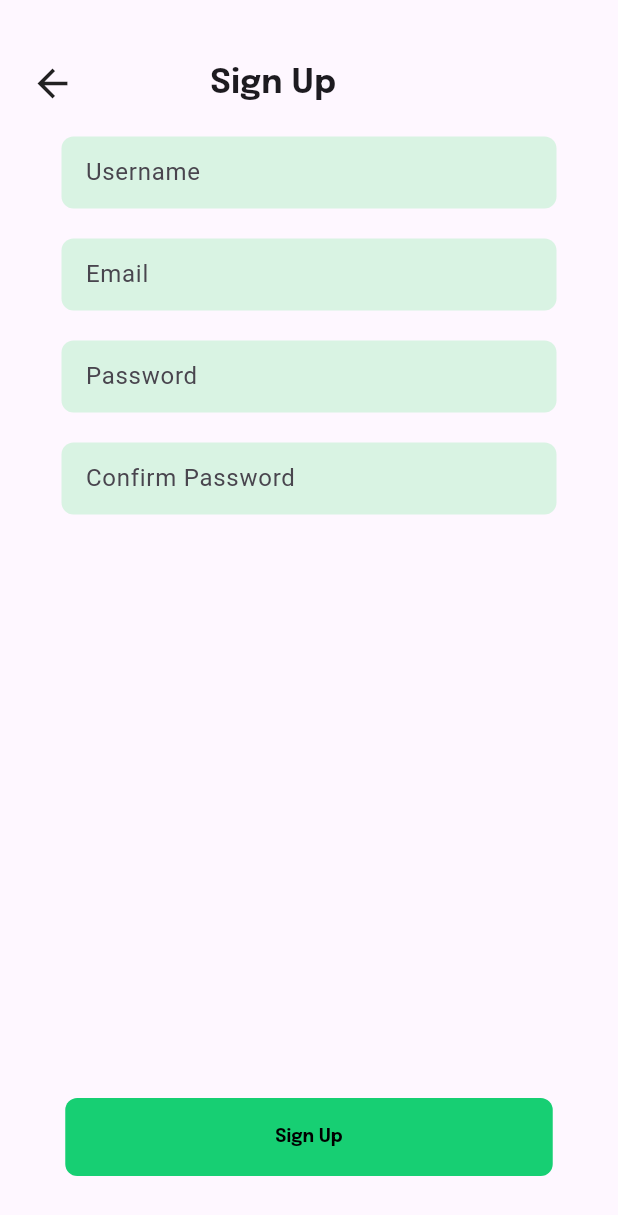
After one commit to Jotham0505/Inventory_Management_App_Flutter, a Flutter app: the SignupPage screen opened directly, on a phone screen of 412 x 824 dp. The commit adds this screen. Shown: the top 1215 px of the screen. Run offline on Flutter 3.47's test engine with Material 3 defaults, Android fonts, the phone set to English and light mode, and no system bars.

Commit message:
sign up page

```diff
--- a/lib/main.dart
+++ b/lib/main.dart
@@ -1,6 +1,7 @@
 import 'package:flutter/material.dart';
 import 'package:tea_app/pages/Auth/loginPage.dart';
 import 'package:tea_app/pages/Auth/onboardingPage.dart';
+import 'package:tea_app/pages/Auth/signupPage.dart';
 
 void main() {
   runApp(const MyApp());
--- a/lib/pages/Auth/loginPage.dart
+++ b/lib/pages/Auth/loginPage.dart
@@ -84,7 +84,7 @@ class _LoginpageState extends State<Loginpage> {
             child: const Text(
               'Login',
               style: TextStyle(
-                fontSize: 18,
+                fontSize: 12,
                 fontWeight: FontWeight.bold,
                 fontFamily: 'Epilogue',
               ),
--- /dev/null
+++ b/lib/pages/Auth/signupPage.dart
@@ -0,0 +1,131 @@
+import 'package:flutter/material.dart';
+
+class SignupPage extends StatelessWidget {
+  const SignupPage({super.key});
+
+  @override
+  Widget build(BuildContext context) {
+    return Scaffold(
+      body: Padding(
+        padding: const EdgeInsets.symmetric(horizontal: 20.0, vertical: 40.0),
+        child: Column(
+          children: [
+            Row(
+              mainAxisAlignment: MainAxisAlignment.start,
+              crossAxisAlignment: CrossAxisAlignment.center,
+              children: [
+                Icon(Icons.arrow_back, size: 30),
+                SizedBox(
+                  width: 90,
+                ),
+                Text(
+                  "Sign Up",
+                  style: TextStyle(
+                    fontSize: 22,
+                    fontWeight: FontWeight.bold,
+                    fontFamily: 'Epilogue',
+                  ),
+                ),
+              ],
+            ),
+            SizedBox(
+              height: 20,
+            ),
+            Container(
+              width: 330,
+              decoration: BoxDecoration(
+                color: Color.fromARGB(255, 217, 243, 227),
+                borderRadius: BorderRadius.circular(8.0),
+              ),
+              child: TextField(
+                decoration: InputDecoration(
+                  hintText: 'Username',
+                  border: InputBorder.none,
+                  contentPadding: EdgeInsets.symmetric(horizontal: 16.0),
+                ),
+              ),
+            ),
+            SizedBox(
+              height: 20,
+            ),
+            Container(
+              width: 330,
+              decoration: BoxDecoration(
+                color: Color.fromARGB(255, 217, 243, 227),
+                borderRadius: BorderRadius.circular(8.0),
+              ),
+              child: TextField(
+                decoration: InputDecoration(
+                  hintText: 'Email',
+                  border: InputBorder.none,
+                  contentPadding: EdgeInsets.symmetric(horizontal: 16.0),
+                ),
+              ),
+            ),
+            SizedBox(
+              height: 20,
+            ),
+            Container(
+              width: 330,
+              decoration: BoxDecoration(
+                color: Color.fromARGB(255, 217, 243, 227),
+                borderRadius: BorderRadius.circular(8.0),
+              ),
+              child: TextField(
+                decoration: InputDecoration(
+                  hintText: 'Password',
+                  border: InputBorder.none,
+                  contentPadding: EdgeInsets.symmetric(horizontal: 16.0),
+                ),
+              ),
+            ),
+            SizedBox(
+              height: 20,
+            ),
+            Container(
+              width: 330,
+              decoration: BoxDecoration(
+                color: Color.fromARGB(255, 217, 243, 227),
+                borderRadius: BorderRadius.circular(8.0),
+              ),
+              child: TextField(
+                decoration: InputDecoration(
+                  hintText: 'Confirm Password',
+                  border: InputBorder.none,
+                  contentPadding: EdgeInsets.symmetric(horizontal: 16.0),
+                ),
+              ),
+            ),
+            Spacer(),
+            TextButton(
+              onPressed: () {},
+              style: TextButton.styleFrom(
+                backgroundColor: Color(0XFF17CF73),
+                foregroundColor: Colors.black,
+                padding:
+                    const EdgeInsets.symmetric(horizontal: 140, vertical: 20),
+                textStyle: const TextStyle(
+                  fontSize: 18,
+                  fontWeight: FontWeight.bold,
+                  fontFamily: 'Epilogue',
+                ),
+                shape: RoundedRectangleBorder(
+                  borderRadius:
+                      BorderRadius.circular(8), // Change the value as needed
+                ),
+              ),
+              child: const Text(
+                'Sign Up',
+                style: TextStyle(
+                  fontSize: 12,
+                  fontWeight: FontWeight.bold,
+                  fontFamily: 'Epilogue',
+                ),
+              ),
+            ),
+          ],
+        ),
+      ),
+    );
+  }
+}
```
